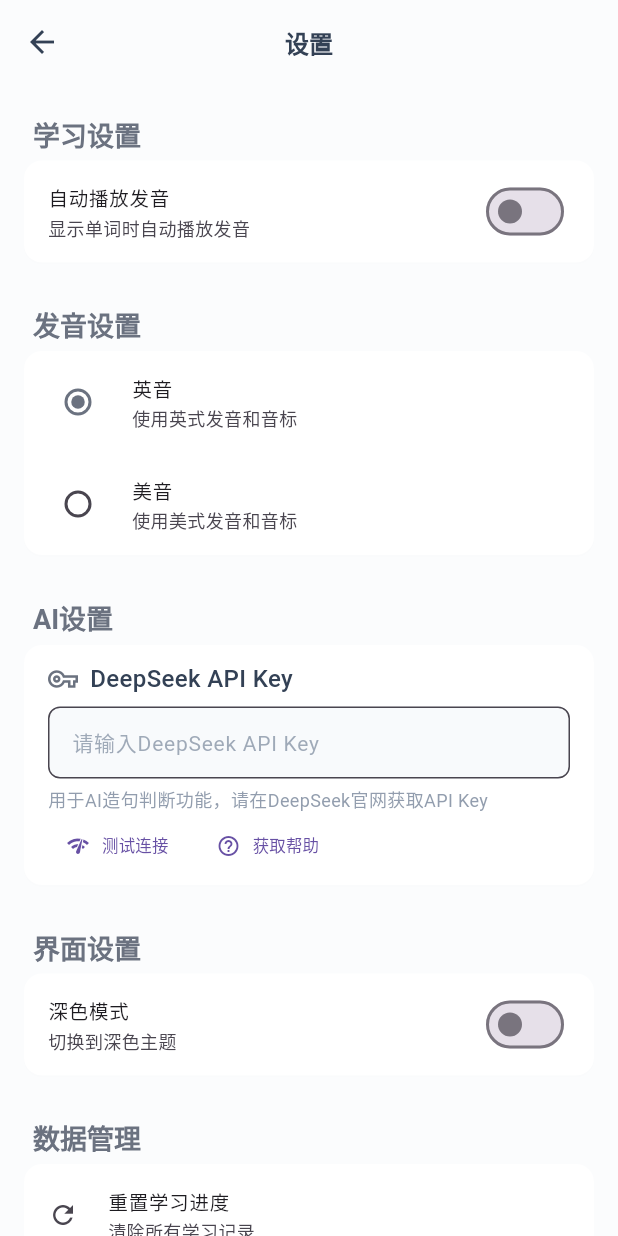
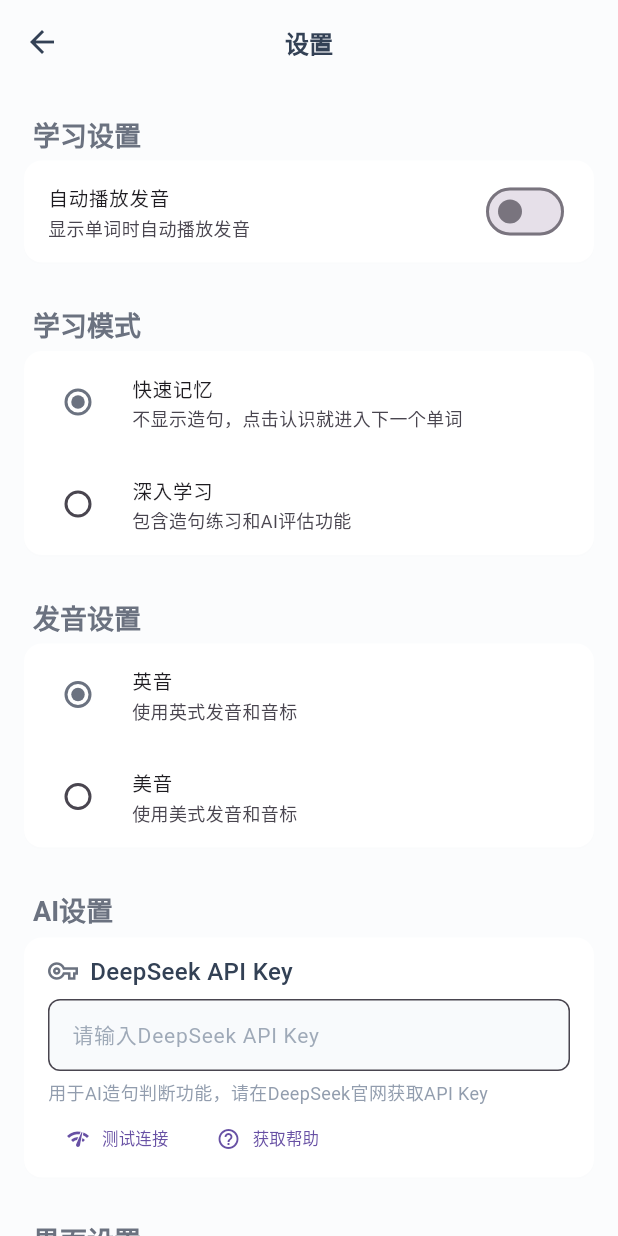
Before and after one commit to mikufoxxx/WordFlow, a Flutter app: the SettingsPage screen opened by its route, after a tap on "自动播放发音", on a phone screen of 412 x 824 dp. Run offline on Flutter 3.47's test engine with Material 3 defaults, Android fonts, the phone set to English and light mode, and no system bars; our stand-ins replace audioplayers, shared_preferences; missing offline and left inert: lordicon; accounts and stored records are empty.

Commit message:
feat：模式选择

```diff
--- a/lib/pages/settings_page.dart
+++ b/lib/pages/settings_page.dart
@@ -3,6 +3,7 @@ import 'package:shared_preferences/shared_preferences.dart';
 import '../utils/responsive_helper.dart';
 import '../utils/english_word_api_service.dart';
 import '../utils/deepseek_api_service.dart';
+import '../utils/settings_helper.dart';
 import '../main.dart';
 
 /// 设置页面 - 用于配置应用的基本设置
@@ -18,6 +19,7 @@ class _SettingsPageState extends State<SettingsPage> {
   bool _autoPlayPronunciation = true;
   bool _enableDarkMode = false;
   PronunciationType _pronunciationType = PronunciationType.uk;
+  LearningMode? _learningMode; // 改为可空类型，避免默认值闪烁
 
   // DeepSeek API设置
   final TextEditingController _deepSeekApiKeyController = TextEditingController();
@@ -87,27 +89,81 @@ class _SettingsPageState extends State<SettingsPage> {
 
                   const SizedBox(height: 16),
 
+                  // 学习模式设置部分
+                  _buildSectionHeader('学习模式'),
+                  if (_learningMode != null)
+                    _buildSettingsCard([
+                      _buildRadioListTile<LearningMode>(
+                        title: '快速记忆',
+                        subtitle: '不显示造句，点击认识就进入下一个单词',
+                        value: LearningMode.quickMemory,
+                        groupValue: _learningMode!,
+                        onChanged: (LearningMode? value) {
+                          if (value != null) {
+                            setState(() {
+                              _learningMode = value;
+                            });
+                            _saveSettings();
+                          }
+                        },
+                      ),
+                      _buildRadioListTile<LearningMode>(
+                        title: '深入学习',
+                        subtitle: '包含造句练习和AI评估功能',
+                        value: LearningMode.deepLearning,
+                        groupValue: _learningMode!,
+                        onChanged: (LearningMode? value) {
+                          if (value != null) {
+                            setState(() {
+                              _learningMode = value;
+                            });
+                            _saveSettings();
+                          }
+                        },
+                      ),
+                    ])
+                  else
+                    _buildSettingsCard([
+                      ListTile(
+                        leading: SizedBox(
+                          width: 20,
+                          height: 20,
+                          child: CircularProgressIndicator(
+                            strokeWidth: 2,
+                            valueColor: AlwaysStoppedAnimation<Color>(
+                              Theme.of(context).primaryColor,
+                            ),
+                          ),
+                        ),
+                        title: Text('正在加载学习模式设置...'),
+                        dense: true,
+                        contentPadding: const EdgeInsets.symmetric(horizontal: 16, vertical: 8),
+                      ),
+                    ]),
+
+                  const SizedBox(height: 16),
+
                   // 发音设置部分
                   _buildSectionHeader('发音设置'),
                   _buildSettingsCard([
-                    _buildRadioListTile(
+                    _buildRadioListTile<PronunciationType>(
                       title: '英音',
                       subtitle: '使用英式发音和音标',
                       value: PronunciationType.uk,
                       groupValue: _pronunciationType,
-                      onChanged: (value) {
+                      onChanged: (PronunciationType? value) {
                         setState(() {
                           _pronunciationType = value!;
                         });
                         _saveSettings();
                       },
                     ),
-                    _buildRadioListTile(
+                    _buildRadioListTile<PronunciationType>(
                       title: '美音',
                       subtitle: '使用美式发音和音标',
                       value: PronunciationType.us,
                       groupValue: _pronunciationType,
-                      onChanged: (value) {
+                      onChanged: (PronunciationType? value) {
                         setState(() {
                           _pronunciationType = value!;
                         });
@@ -393,17 +449,21 @@ class _SettingsPageState extends State<SettingsPage> {
   void _loadSettings() async {
     final prefs = await SharedPreferences.getInstance();
     final apiKey = await DeepSeekApiService.getApiKey();
+    final learningMode = await SettingsHelper.getLearningMode();
 
+    if (mounted) {
       setState(() {
         _autoPlayPronunciation = prefs.getBool('auto_play_pronunciation') ?? true;
         _enableDarkMode = prefs.getBool('enable_dark_mode') ?? false;
         final pronunciationTypeStr = prefs.getString('pronunciation_type') ?? 'uk';
         _pronunciationType = pronunciationTypeStr == 'us' ? PronunciationType.us : PronunciationType.uk;
+        _learningMode = learningMode;
 
         // 加载DeepSeek API key
         _deepSeekApiKeyController.text = apiKey ?? '';
         _isApiKeyValid = apiKey != null && apiKey.isNotEmpty && apiKey.length >= 10;
       });
+    }
   }
 
   /// 保存设置
@@ -412,6 +472,11 @@ class _SettingsPageState extends State<SettingsPage> {
     await prefs.setBool('auto_play_pronunciation', _autoPlayPronunciation);
     await prefs.setBool('enable_dark_mode', _enableDarkMode);
     await prefs.setString('pronunciation_type', _pronunciationType.code);
+
+    // 只在学习模式不为null时保存
+    if (_learningMode != null) {
+      await SettingsHelper.setLearningMode(_learningMode!);
+    }
 
     // 保存DeepSeek API key
     final apiKey = _deepSeekApiKeyController.text.trim();
--- a/lib/utils/settings_helper.dart
+++ b/lib/utils/settings_helper.dart
@@ -1,5 +1,32 @@
 import 'package:shared_preferences/shared_preferences.dart';
 import 'english_word_api_service.dart';
+
+/// 学习模式枚举
+enum LearningMode {
+  /// 快速记忆模式 - 不显示造句，点击认识就进入下一个单词
+  quickMemory('quick_memory', '快速记忆'),
+  /// 深入学习模式 - 有造句和AI评估
+  deepLearning('deep_learning', '深入学习');
+
+  const LearningMode(this.code, this.displayName);
+
+  /// 模式代码
+  final String code;
+  /// 显示名称
+  final String displayName;
+
+  /// 根据代码获取对应的学习模式
+  static LearningMode fromCode(String code) {
+    switch (code) {
+      case 'quick_memory':
+        return LearningMode.quickMemory;
+      case 'deep_learning':
+        return LearningMode.deepLearning;
+      default:
+        return LearningMode.quickMemory; // 默认为快速记忆模式
+    }
+  }
+}
 
 /// 设置帮助类
 /// 提供便捷的方法来获取和保存应用设置
@@ -40,4 +67,17 @@ class SettingsHelper {
     final prefs = await SharedPreferences.getInstance();
     await prefs.setBool('show_word_animation', value);
   }
+
+  /// 获取学习模式设置
+  static Future<LearningMode> getLearningMode() async {
+    final prefs = await SharedPreferences.getInstance();
+    final modeCode = prefs.getString('learning_mode') ?? 'quick_memory';
+    return LearningMode.fromCode(modeCode);
+  }
+
+  /// 保存学习模式设置
+  static Future<void> setLearningMode(LearningMode mode) async {
+    final prefs = await SharedPreferences.getInstance();
+    await prefs.setString('learning_mode', mode.code);
+  }
 }
```
Also changed, not shown: lib/pages/home_page.dart (+33 -10 lines). Lines whose indentation alone changed are shown as unchanged.
